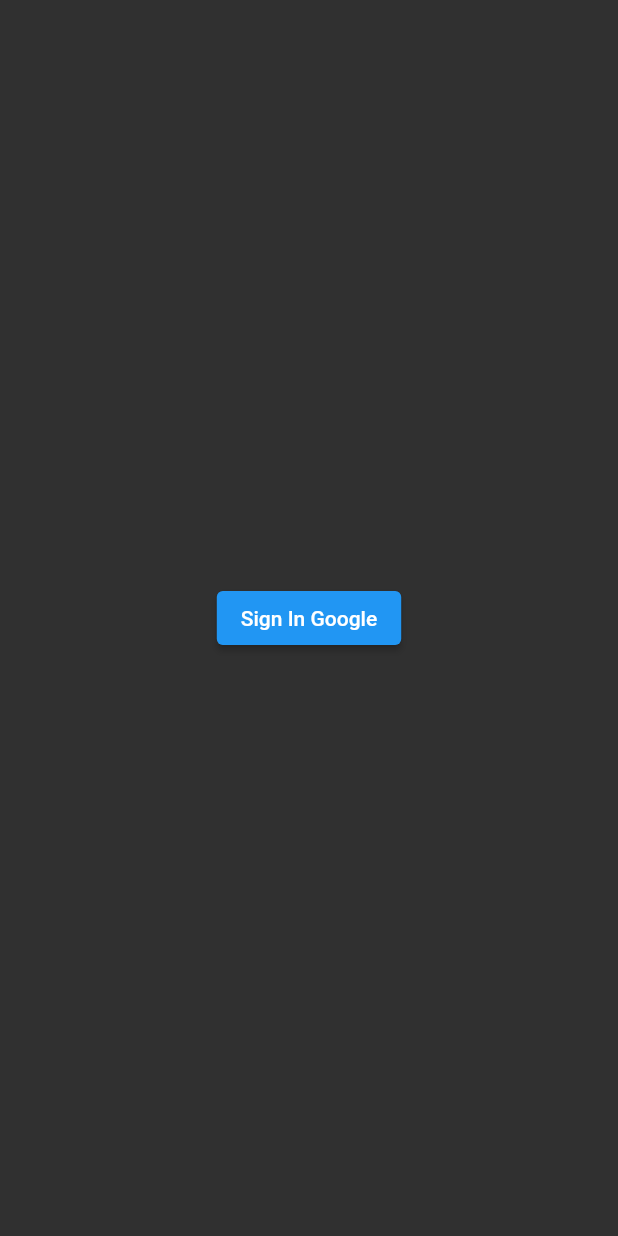
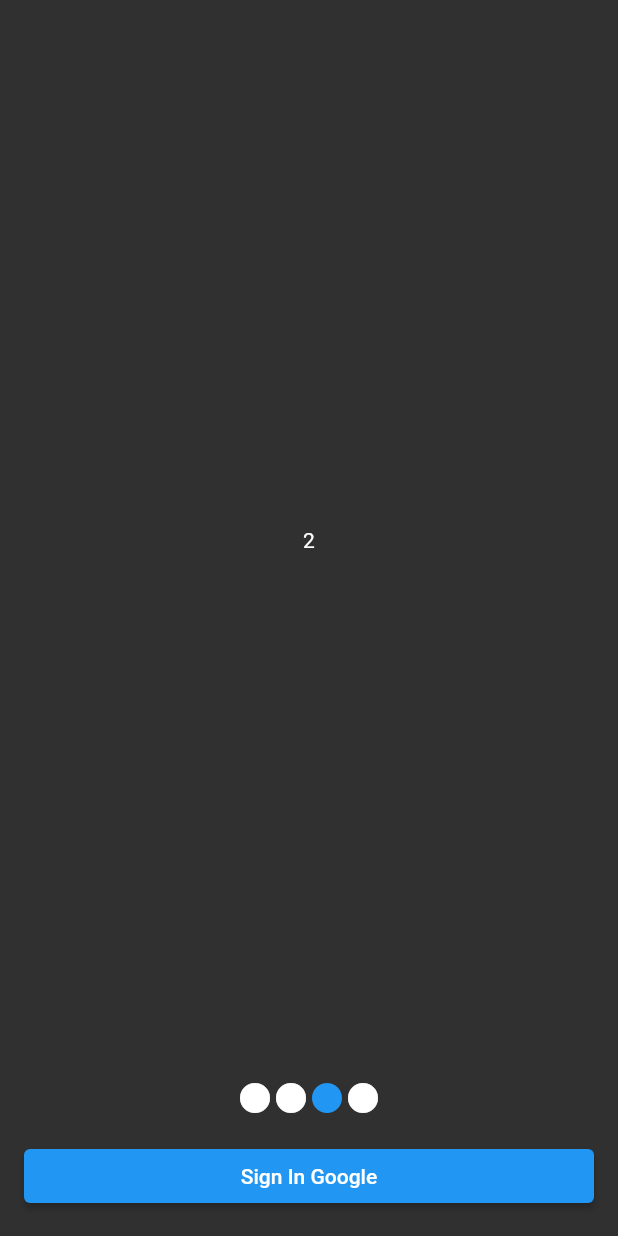
Before and after one commit to Harits19/my_password_app, a Flutter app: the screen it shows after launch, on a phone screen of 412 x 824 dp. Run offline on Flutter 3.47's test engine with Material 2 defaults, Android fonts, the phone set to English and light mode, and no system bars; our stand-ins replace bloc, dio, easy_localization, equatable, firebase_auth, firebase_core and 3 more; missing offline and left inert: clipboard, easy_localization_loader, googleapis, secure_application; accounts and stored records are empty.

Commit message:
add carousel

```diff
--- a/lib/ui/pages/home/home_page.dart
+++ b/lib/ui/pages/home/home_page.dart
@@ -71,11 +71,13 @@ class _HomePageState extends State<HomePage> {
         },
         builder: (context, authState) {
           print("authState : " + authState.toString());
-          final googleSignInAccount =
-              (authState as AuthSignIn?)?.userModel.googleSignInAccount;
+          final googleSignInAccount = authState is AuthSignIn
+              ? authState.userModel.googleSignInAccount
+              : null;
           return BlocConsumer<PasswordCubit, PasswordState>(
             listener: (context, passwordState) {
-              if (passwordState.passwordState == PasswordStateEnum.createAppPassword) {
+              if (passwordState.passwordState ==
+                  PasswordStateEnum.createAppPassword) {
                 ShowHelper.modalPassword(
                   context: context,
                   name: AppKey.appPassword,
--- a/lib/ui/pages/sign_in/sign_in_page.dart
+++ b/lib/ui/pages/sign_in/sign_in_page.dart
@@ -1,3 +1,5 @@
+import 'dart:async';
+
 import 'package:flutter/material.dart';
 import 'package:flutter_bloc/flutter_bloc.dart';
 import 'package:my_password_app/cubits/auth/auth_cubit.dart';
@@ -7,29 +9,92 @@ import 'package:my_password_app/ui/app_ui/show_helper.dart';
 import 'package:my_password_app/ui/pages/home/home_page.dart';
 import 'package:my_password_app/ui/app_ui/navigator_helper.dart';
 
-class SignInPage extends StatelessWidget {
+class SignInPage extends StatefulWidget {
   static const routeName = "/sign-in";
 
   const SignInPage({Key? key}) : super(key: key);
 
   @override
+  State<SignInPage> createState() => _SignInPageState();
+}
+
+class _SignInPageState extends State<SignInPage> {
+  int _selectedPage = 0;
+  late final _pageController = PageController(initialPage: _selectedPage);
+
+  late final Timer? _timer;
+
+  List<int> get _pageItem => [0, 1, 2, 3];
+  int _manySpin = 0;
+
+  @override
+  void initState() {
+    super.initState();
+    _timer = Timer.periodic(Duration(seconds: 3), (time) async {
+      final nexPage = (_pageController.page?.toInt() ?? 0) + 1;
+      await _pageController.animateToPage(
+        nexPage,
+        duration: Duration(seconds: 1),
+        curve: Curves.easeOut,
+      );
+    });
+  }
+
+  @override
+  void dispose() {
+    super.dispose();
+    _pageController.dispose();
+    _timer?.cancel();
+  }
+
+  void _pageChanged(int currentPage) {
+    print("current page $currentPage");
+    _selectedPage = currentPage % _pageItem.length;
+    print("selected page $_selectedPage");
+    setState(() {});
+  }
+
+  @override
   Widget build(BuildContext context) {
     final authCubit = context.read<AuthCubit>();
 
-    return Scaffold(
-      body: SafeArea(
-        child: Padding(
-          padding: const EdgeInsets.all(KSize.s16),
-          child: Column(
-            mainAxisAlignment: MainAxisAlignment.center,
-            children: [
-              Center(
-                child: BlocListener<AuthCubit, AuthState>(
+    return BlocListener<AuthCubit, AuthState>(
       listener: (context, state) {
         if (state is AuthSignIn) {
           NavigatorHelper.popAll(context, HomePage.routeName);
         }
       },
+      child: Scaffold(
+        body: SafeArea(
+          child: Column(
+            crossAxisAlignment: CrossAxisAlignment.stretch,
+            children: [
+              Expanded(
+                child: PageView.builder(
+                  controller: _pageController,
+                  onPageChanged: _pageChanged,
+                  itemBuilder: (context, index) {
+                    return Center(
+                      child: Text(_pageItem[_selectedPage].toString()),
+                    );
+                  },
+                ),
+              ),
+              Row(
+                mainAxisAlignment: MainAxisAlignment.center,
+                children: [
+                  ...List.generate(
+                    _pageItem.length,
+                    (index) => Icon(
+                      Icons.circle,
+                      color:
+                          index == _selectedPage ? Colors.blue : Colors.white,
+                    ),
+                  ),
+                ],
+              ),
+              Padding(
+                padding: const EdgeInsets.all(KSize.s16),
                 child: ElevatedButton(
                   child: Text(
                     "signInGoogle".tr(),
@@ -45,7 +110,6 @@ class SignInPage extends StatelessWidget {
                   },
                 ),
               ),
-              ),
             ],
           ),
         ),
```
Lines whose indentation alone changed are shown as unchanged.
